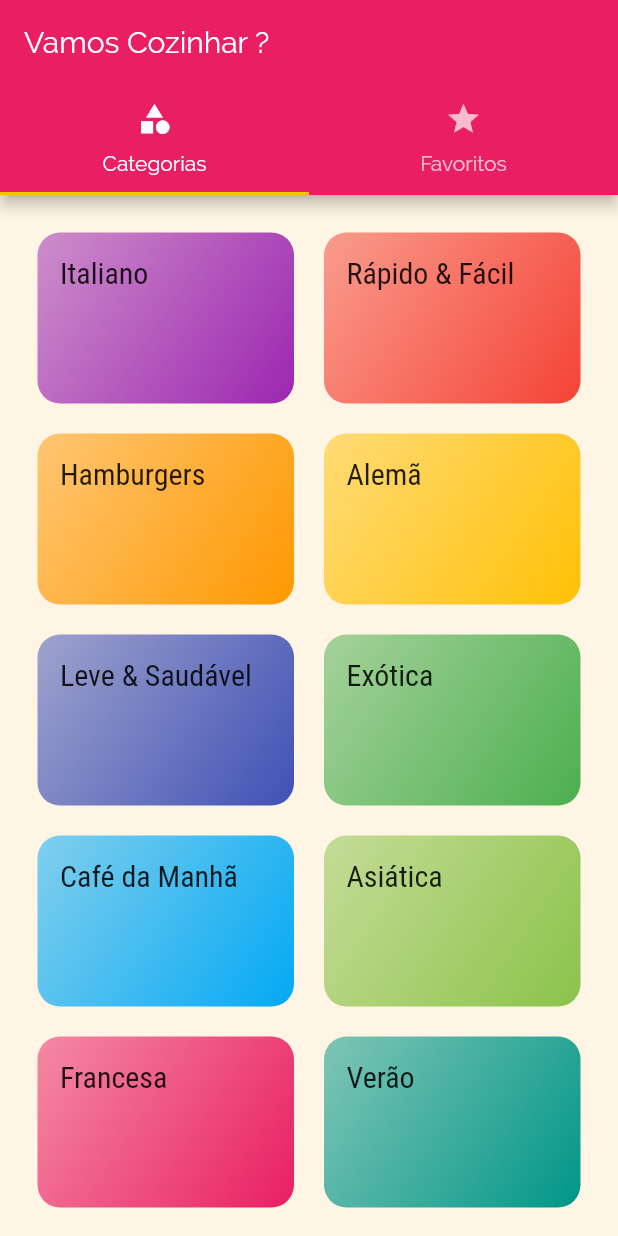
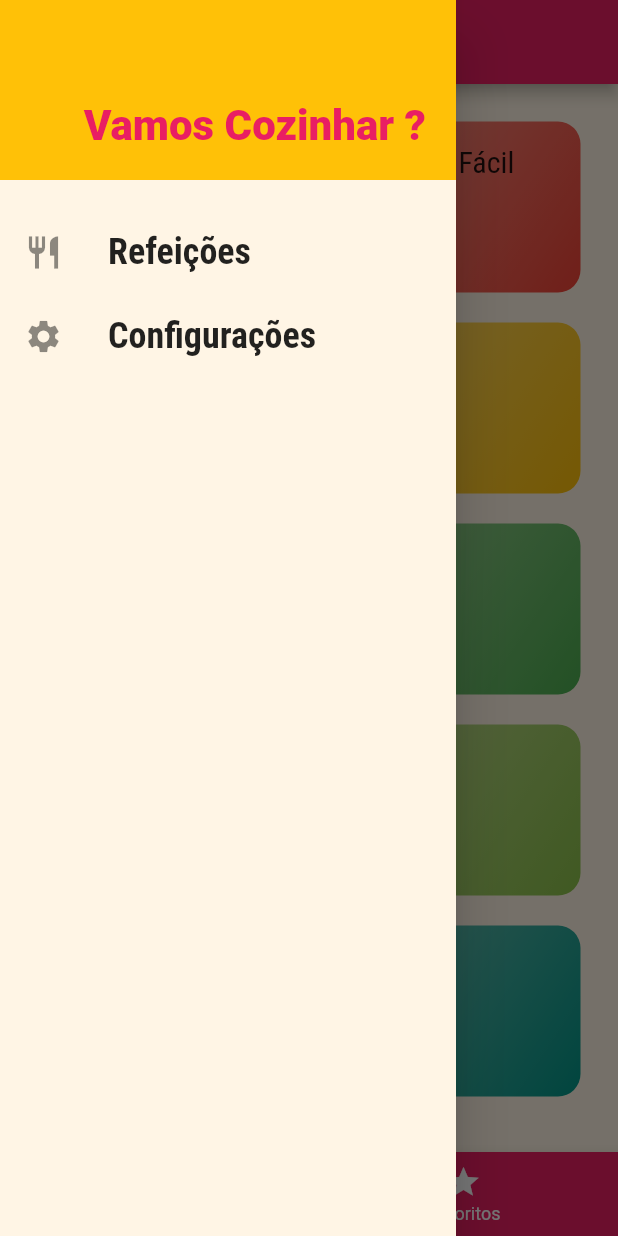
Before and after one commit to amedes-junior/meal, a Flutter app: the screen it shows after launch, with the side drawer open (before the commit the screen has no drawer), on a phone screen of 412 x 824 dp. Run offline on Flutter 3.47's test engine with Material 2 defaults, Android fonts, the phone set to English and light mode, and no system bars.

Commit message:
meals -> Junho, 15 de 2021 - Aula 195

```diff
--- /dev/null
+++ b/lib/components/main_drawer.dart
@@ -0,0 +1,57 @@
+import 'package:flutter/material.dart';
+import '../utils/app_routes.dart';
+
+class MainDrawer extends StatelessWidget {
+  Widget _createItem(IconData icon, String label, Function onTap) {
+    return ListTile(
+      leading: Icon(
+        icon,
+        size: 26,
+      ),
+      title: Text(
+        label,
+        style: TextStyle(
+          fontFamily: 'RobotoCondensed',
+          fontSize: 24,
+          fontWeight: FontWeight.bold,
+        ),
+      ),
+      onTap: onTap,
+    );
+  }
+
+  @override
+  Widget build(BuildContext context) {
+    return Drawer(
+      child: Column(
+        children: [
+          Container(
+            height: 120,
+            width: double.infinity,
+            padding: EdgeInsets.all(20),
+            color: Theme.of(context).accentColor,
+            alignment: Alignment.bottomRight,
+            child: Text(
+              'Vamos Cozinhar ?',
+              style: TextStyle(
+                  fontWeight: FontWeight.w900,
+                  fontSize: 28,
+                  color: Theme.of(context).primaryColor),
+            ),
+          ),
+          SizedBox(height: 20),
+          _createItem(
+            Icons.restaurant,
+            'Refeições',
+            () => Navigator.of(context).pushNamed(AppRoutes.HOME),
+          ),
+          _createItem(
+            Icons.settings,
+            'Configurações',
+            () => Navigator.of(context).pushNamed(AppRoutes.SETTINGS),
+          )
+        ],
+      ),
+    );
+  }
+}
--- a/lib/main.dart
+++ b/lib/main.dart
@@ -5,6 +5,7 @@ import 'screens/categories_meals_screen.dart';
 import 'utils/app_routes.dart';
 import 'screens/meal_detail_screen.dart';
 import 'screens/tabs_screen.dart';
+import 'screens/settings_screen.dart';
 
 void main() => runApp(MyApp());
 
@@ -31,6 +32,7 @@ class MyApp extends StatelessWidget {
         AppRoutes.HOME: (ctx) => TabsScreen(),
         AppRoutes.CATEGORIES_MEALS: (ctx) => CategoriesMealsScreen(),
         AppRoutes.MEAL_DETAIL: (ctx) => MealDetailScreen(),
+        AppRoutes.SETTINGS: (ctx) => SettingsScreen(),
       },
       // onGenerateRoute: (settings) {
       //   if (settings.name == '/alguma-coisa') {
--- /dev/null
+++ b/lib/screens/settings_screen.dart
@@ -0,0 +1,15 @@
+import 'package:flutter/material.dart';
+
+class SettingsScreen extends StatelessWidget {
+  @override
+  Widget build(BuildContext context) {
+    return Scaffold(
+      appBar: AppBar(
+        title: Text('Configurações'),
+      ),
+      body: Center(
+        child: Text('Configurações'),
+      ),
+    );
+  }
+}
--- a/lib/screens/tabs_screen.dart
+++ b/lib/screens/tabs_screen.dart
@@ -3,31 +3,81 @@ import 'package:flutter/material.dart';
 import 'categories_screen.dart';
 import 'favorite_screen.dart';
 
-class TabsScreen extends StatelessWidget {
+import '../components/main_drawer.dart';
+
+class TabsScreen extends StatefulWidget {
+  @override
+  _TabsScreenState createState() => _TabsScreenState();
+}
+
+class _TabsScreenState extends State<TabsScreen> {
+  int _selectedScreenItem = 0;
+  final List<Map<String, Object>> _screens = [
+    {'title': 'Lista de Categorias', 'screen': CategoriesScreen()},
+    {'title': 'Meus Favoritos ', 'screen': FavoriteScreen()},
+  ];
+
+  _selectScreen(int index) {
+    setState(() {
+      _selectedScreenItem = index;
+    });
+  }
+
   @override
   Widget build(BuildContext context) {
-    return DefaultTabController(
-      length: 2,
-      child: Scaffold(
-        appBar: AppBar(
-          title: Text('Vamos Cozinhar ?'),
-          bottom: TabBar(
-            tabs: [
-              Tab(
-                icon: Icon(Icons.category),
-                text: 'Categorias',
-              ),
-              Tab(
-                icon: Icon(Icons.star),
-                text: 'Favoritos',
-              )
-            ],
-          ),
-        ),
-        body: TabBarView(
-          children: [CategoriesScreen(), FavoriteScreen()],
+    return Scaffold(
+      appBar: AppBar(
+        title: Text(
+          _screens[_selectedScreenItem]['title'],
         ),
       ),
+      drawer: MainDrawer(),
+      body: _screens[_selectedScreenItem]['screen'],
+      bottomNavigationBar: BottomNavigationBar(
+        backgroundColor: Theme.of(context).primaryColor,
+        unselectedItemColor: Colors.white,
+        selectedItemColor: Theme.of(context).accentColor,
+        currentIndex: _selectedScreenItem,
+        //type: BottomNavigationBarType.shifting,
+        items: [
+          BottomNavigationBarItem(
+            // backgroundColor: Theme.of(context).primaryColor,
+            icon: Icon(Icons.category),
+            title: Text('Categorias'),
+          ),
+          BottomNavigationBarItem(
+            // backgroundColor: Theme.of(context).primaryColor,
+            icon: Icon(Icons.star),
+            title: Text('Favoritos'),
+          ),
+        ],
+        onTap: _selectScreen,
+      ),
     );
+
+    // return DefaultTabController(
+    //   length: 2,
+    //   initialIndex: 0,
+    //   child: Scaffold(
+    //     appBar: AppBar(
+    //       title: Text('Vamos Cozinhar ?'),
+    //       bottom: TabBar(
+    //         tabs: [
+    //           Tab(
+    //             icon: Icon(Icons.category),
+    //             text: 'Categorias',
+    //           ),
+    //           Tab(
+    //             icon: Icon(Icons.star),
+    //             text: 'Favoritos',
+    //           )
+    //         ],
+    //       ),
+    //     ),
+    //     body: TabBarView(
+    //       children: [CategoriesScreen(), FavoriteScreen()],
+    //     ),
+    //   ),
+    // );
   }
 }
--- a/lib/utils/app_routes.dart
+++ b/lib/utils/app_routes.dart
@@ -2,4 +2,5 @@ class AppRoutes {
   static const HOME = '/';
   static const CATEGORIES_MEALS = '/categories-meals';
   static const MEAL_DETAIL = '/meal-detail';
+  static const SETTINGS = '/settings';
 }
```
